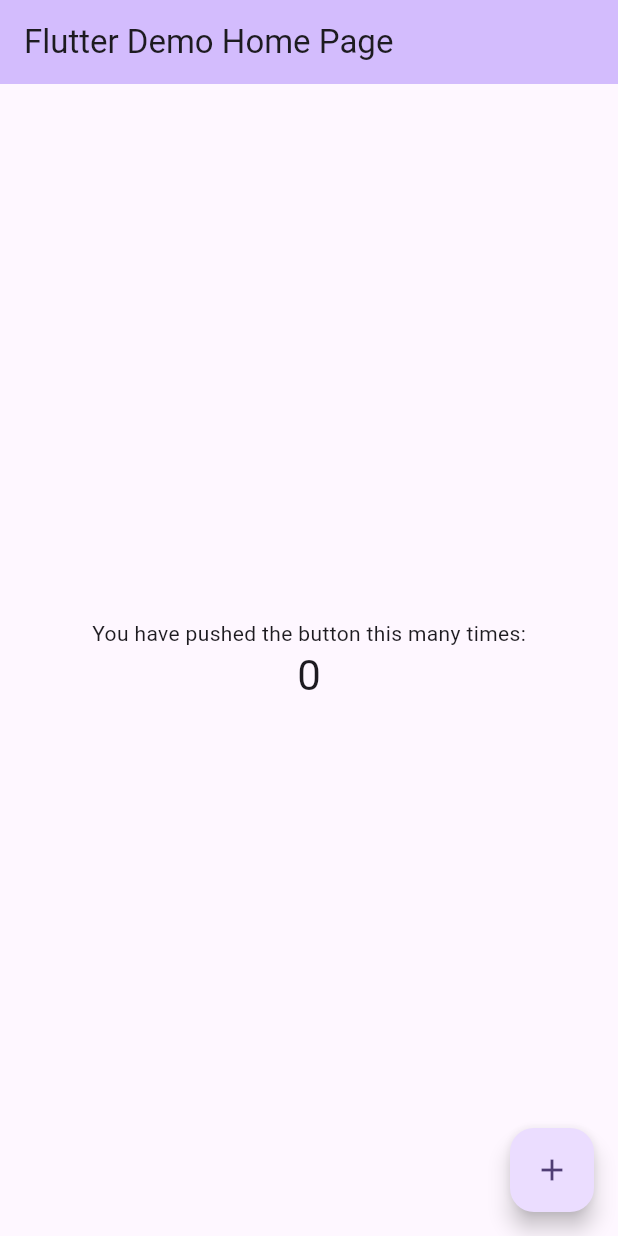
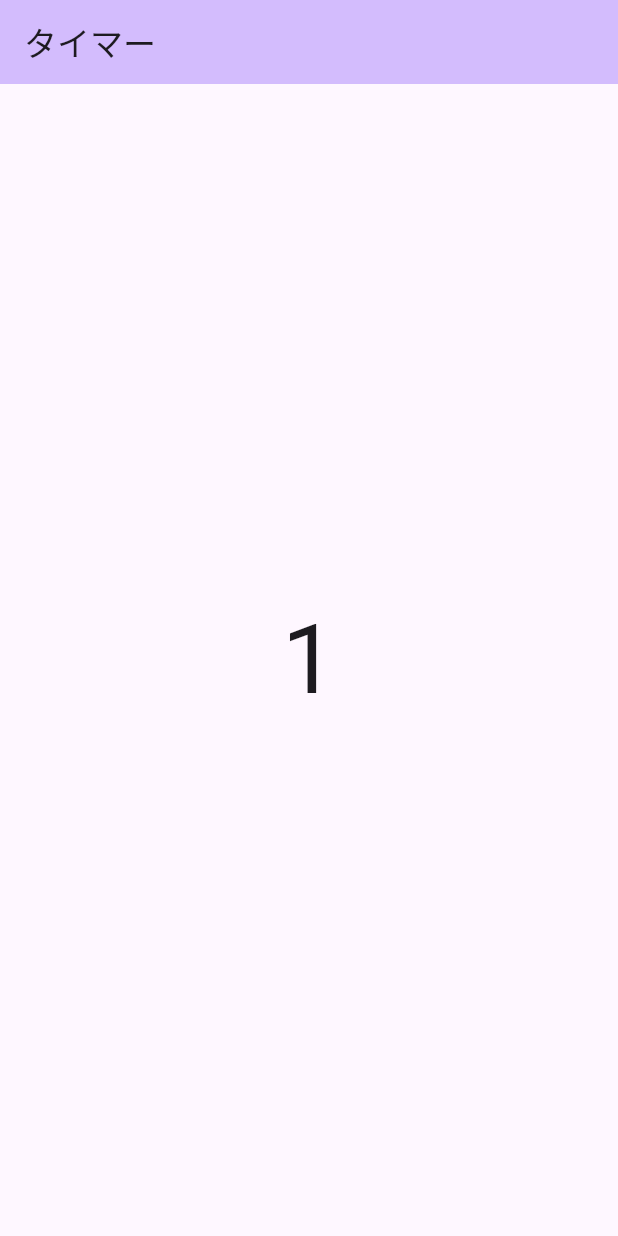
Before and after one commit to usma11dia0/timer_flutter_university, a Flutter app: the MyHomePage screen opened directly, on a phone screen of 412 x 824 dp. Run offline on Flutter 3.47's test engine with Material 2 defaults, Android fonts, the phone set to English and light mode, and no system bars.

Commit message:
add: use timer class

```diff
--- a/lib/main.dart
+++ b/lib/main.dart
@@ -1,11 +1,12 @@
+import 'dart:async';
 import 'package:flutter/material.dart';
 
 void main() {
-  runApp(const MyApp());
+  runApp(const App());
 }
 
-class MyApp extends StatelessWidget {
-  const MyApp({super.key});
+class App extends StatelessWidget {
+  const App({super.key});
 
   // This widget is the root of your application.
   @override
@@ -13,40 +14,16 @@
     return MaterialApp(
       title: 'Flutter Demo',
       theme: ThemeData(
-        // This is the theme of your application.
-        //
-        // TRY THIS: Try running your application with "flutter run". You'll see
-        // the application has a blue toolbar. Then, without quitting the app,
-        // try changing the seedColor in the colorScheme below to Colors.green
-        // and then invoke "hot reload" (save your changes or press the "hot
-        // reload" button in a Flutter-supported IDE, or press "r" if you used
-        // the command line to start the app).
-        //
-        // Notice that the counter didn't reset back to zero; the application
-        // state is not lost during the reload. To reset the state, use hot
-        // restart instead.
-        //
-        // This works for code too, not just values: Most code changes can be
-        // tested with just a hot reload.
         colorScheme: ColorScheme.fromSeed(seedColor: Colors.deepPurple),
         useMaterial3: true,
       ),
-      home: const MyHomePage(title: 'Flutter Demo Home Page'),
+      home: const MyHomePage(title: 'タイマー'),
     );
   }
 }
 
 class MyHomePage extends StatefulWidget {
   const MyHomePage({super.key, required this.title});
-
-  // This widget is the home page of your application. It is stateful, meaning
-  // that it has a State object (defined below) that contains fields that affect
-  // how it looks.
-
-  // This class is the configuration for the state. It holds the values (in this
-  // case the title) provided by the parent (in this case the App widget) and
-  // used by the build method of the State. Fields in a Widget subclass are
-  // always marked "final".
 
   final String title;
 
@@ -55,71 +32,34 @@
 }
 
 class _MyHomePageState extends State<MyHomePage> {
-  int _counter = 0;
+  int _second = 0;
 
-  void _incrementCounter() {
-    setState(() {
-      // This call to setState tells the Flutter framework that something has
-      // changed in this State, which causes it to rerun the build method below
-      // so that the display can reflect the updated values. If we changed
-      // _counter without calling setState(), then the build method would not be
-      // called again, and so nothing would appear to happen.
-      _counter++;
-    });
+  @override
+  void initState() {
+    super.initState();
+
+    Timer.periodic(
+      const Duration(seconds: 1), (timer) {
+        setState(() {
+          _second++;
+        });
+      },
+    );
   }
 
   @override
   Widget build(BuildContext context) {
-    // This method is rerun every time setState is called, for instance as done
-    // by the _incrementCounter method above.
-    //
-    // The Flutter framework has been optimized to make rerunning build methods
-    // fast, so that you can just rebuild anything that needs updating rather
-    // than having to individually change instances of widgets.
     return Scaffold(
       appBar: AppBar(
-        // TRY THIS: Try changing the color here to a specific color (to
-        // Colors.amber, perhaps?) and trigger a hot reload to see the AppBar
-        // change color while the other colors stay the same.
         backgroundColor: Theme.of(context).colorScheme.inversePrimary,
-        // Here we take the value from the MyHomePage object that was created by
-        // the App.build method, and use it to set our appbar title.
         title: Text(widget.title),
       ),
       body: Center(
-        // Center is a layout widget. It takes a single child and positions it
-        // in the middle of the parent.
-        child: Column(
-          // Column is also a layout widget. It takes a list of children and
-          // arranges them vertically. By default, it sizes itself to fit its
-          // children horizontally, and tries to be as tall as its parent.
-          //
-          // Column has various properties to control how it sizes itself and
-          // how it positions its children. Here we use mainAxisAlignment to
-          // center the children vertically; the main axis here is the vertical
-          // axis because Columns are vertical (the cross axis would be
-          // horizontal).
-          //
-          // TRY THIS: Invoke "debug painting" (choose the "Toggle Debug Paint"
-          // action in the IDE, or press "p" in the console), to see the
-          // wireframe for each widget.
-          mainAxisAlignment: MainAxisAlignment.center,
-          children: <Widget>[
-            const Text(
-              'You have pushed the button this many times:',
-            ),
-            Text(
-              '$_counter',
-              style: Theme.of(context).textTheme.headlineMedium,
-            ),
-          ],
+        child: Text(
+          '$_second',
+          style: const TextStyle(fontSize: 64),
         ),
       ),
-      floatingActionButton: FloatingActionButton(
-        onPressed: _incrementCounter,
-        tooltip: 'Increment',
-        child: const Icon(Icons.add),
-      ), // This trailing comma makes auto-formatting nicer for build methods.
     );
   }
 }
```
Also changed, not shown: 1 other file.
